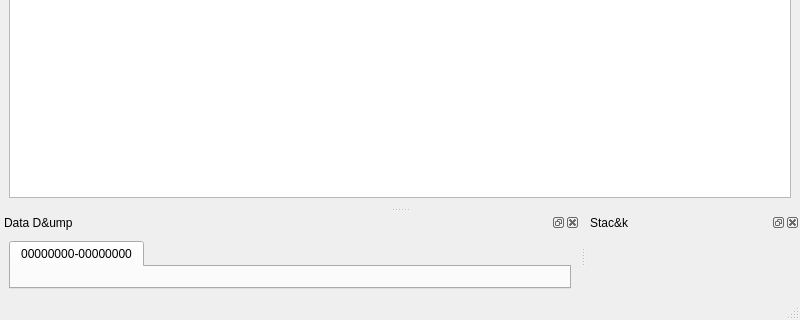
eteran/edb-debugger, file src/Debugger.ui: the form before one commit; both pictures show x 0 to 800 and y 380 to 700 of the 800 by 700 pixel window.
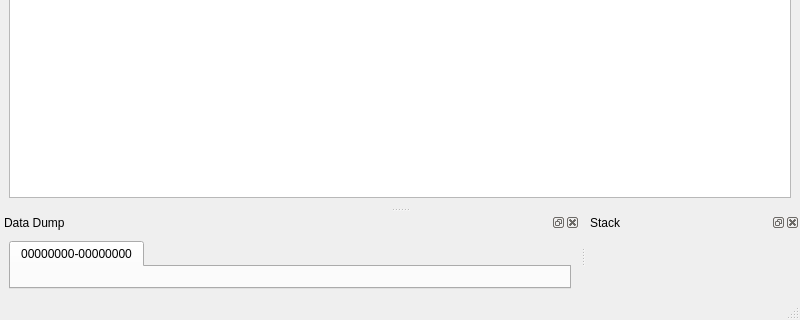
The form after the commit. Icons and pictures are not drawn. Custom widgets are drawn as their Qt base class.

The edit to the form file:
```diff
--- a/src/Debugger.ui
+++ b/src/Debugger.ui
@@ -114,7 +114,7 @@
   <widget class="QStatusBar" name="statusbar"/>
   <widget class="QDockWidget" name="dataDock">
    <property name="windowTitle">
-    <string>Data D&amp;ump</string>
+    <string>Data Dump</string>
    </property>
    <attribute name="dockWidgetArea">
     <number>8</number>
@@ -136,7 +136,7 @@
   </widget>
   <widget class="QDockWidget" name="stackDock">
    <property name="windowTitle">
-    <string>Stac&amp;k</string>
+    <string>Stack</string>
    </property>
    <attribute name="dockWidgetArea">
     <number>8</number>
```
